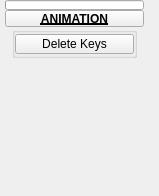
Qt form radial/ui/uiLevel_3/animation.ui (m3trik/radial) before a commit.
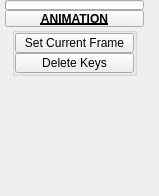
The same form after that commit. Custom widgets are drawn as their Qt base class.

Patch:
```diff
--- a/radial/ui/uiLevel_3/animation.ui
+++ b/radial/ui/uiLevel_3/animation.ui
@@ -119,6 +119,31 @@
             <property name="bottomMargin">
              <number>0</number>
             </property>
+            <item>
+             <widget class="ToolButton" name="tb000">
+              <property name="minimumSize">
+               <size>
+                <width>0</width>
+                <height>20</height>
+               </size>
+              </property>
+              <property name="maximumSize">
+               <size>
+                <width>999</width>
+                <height>20</height>
+               </size>
+              </property>
+              <property name="toolTip">
+               <string>&lt;html&gt;&lt;head/&gt;&lt;body&gt;&lt;p&gt;Set the current frame on the timeslider.&lt;/p&gt;&lt;/body&gt;&lt;/html&gt;</string>
+              </property>
+              <property name="text">
+               <string>Set Current Frame</string>
+              </property>
+              <property name="checkable">
+               <bool>true</bool>
+              </property>
+             </widget>
+            </item>
             <item>
              <widget class="QPushButton" name="b000">
               <property name="enabled">
@@ -211,6 +236,11 @@
   </widget>
  </widget>
  <customwidgets>
+  <customwidget>
+   <class>ToolButton</class>
+   <extends>QToolButton</extends>
+   <header>widgets.toolbutton.h</header>
+  </customwidget>
   <customwidget>
    <class>PushButtonDraggable</class>
    <extends>QPushButton</extends>
```
